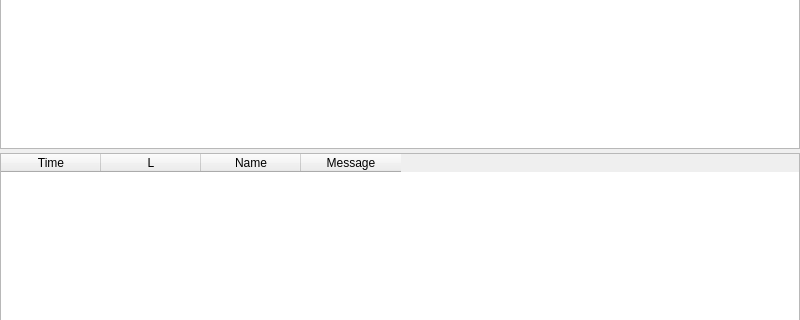
Before: the Qt Designer form app/src/widgets/logstablewidget/logstablewidget.ui in Gris87/TInvestor, drawn with Qt 5; both pictures show x 0 to 800 and y 149 to 469 of the 800 by 600 pixel window.
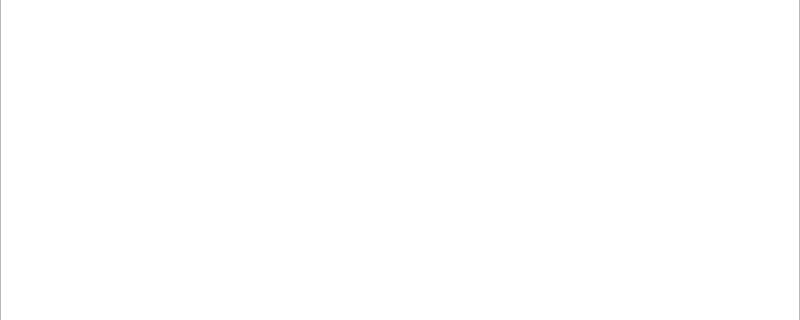
After: the same form once the commit is applied.

Patch:
```diff
--- a/app/src/widgets/logstablewidget/logstablewidget.ui
+++ b/app/src/widgets/logstablewidget/logstablewidget.ui
@@ -51,48 +51,6 @@
      </attribute>
     </widget>
    </item>
-   <item>
-    <widget class="QTableWidget" name="tableWidget">
-     <property name="contextMenuPolicy">
-      <enum>Qt::ContextMenuPolicy::CustomContextMenu</enum>
-     </property>
-     <property name="editTriggers">
-      <set>QAbstractItemView::EditTrigger::NoEditTriggers</set>
-     </property>
-     <property name="alternatingRowColors">
-      <bool>true</bool>
-     </property>
-     <property name="selectionBehavior">
-      <enum>QAbstractItemView::SelectionBehavior::SelectRows</enum>
-     </property>
-     <property name="columnCount">
-      <number>4</number>
-     </property>
-     <attribute name="horizontalHeaderShowSortIndicator" stdset="0">
-      <bool>true</bool>
-     </attribute>
-     <column>
-      <property name="text">
-       <string>Time</string>
-      </property>
-     </column>
-     <column>
-      <property name="text">
-       <string notr="true">L</string>
-      </property>
-     </column>
-     <column>
-      <property name="text">
-       <string>Name</string>
-      </property>
-     </column>
-     <column>
-      <property name="text">
-       <string>Message</string>
-      </property>
-     </column>
-    </widget>
-   </item>
   </layout>
  </widget>
  <resources/>
```
